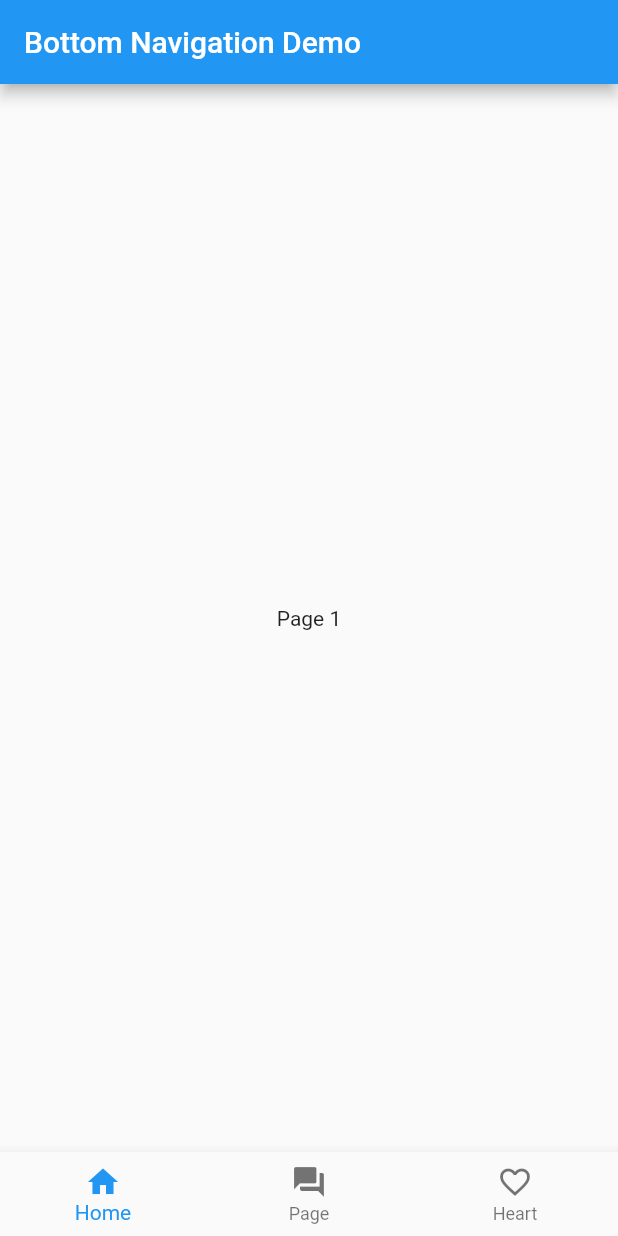
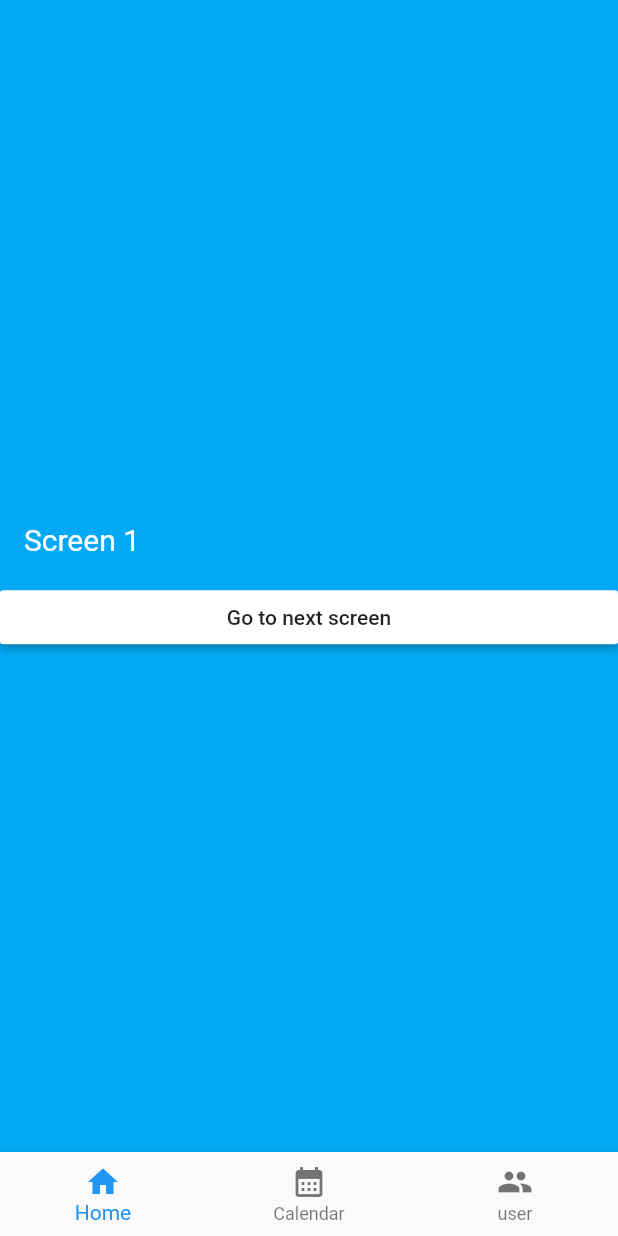
Before and after one commit to NoNamed-Flutter/Projects, a Flutter app: the screen it shows after launch, on a phone screen of 412 x 824 dp. Run offline on Flutter 3.47's test engine with Material 2 defaults, Android fonts, the phone set to English and light mode, and no system bars.

Commit message:
Maintain BottomNavigator
하위페이지 들어가도 유지

```diff
--- a/Bottom Navigation2/lib/main.dart
+++ b/Bottom Navigation2/lib/main.dart
@@ -3,32 +3,31 @@ import 'package:flutter/material.dart';
 void main() => runApp(MyApp());
 
 class MyApp extends StatelessWidget {
+  const MyApp({Key? key}) : super(key: key);
+
   @override
   Widget build(BuildContext context) {
     return MaterialApp(
-      debugShowCheckedModeBanner: false,
       title: 'Bottom Navigation Demo',
-      theme: ThemeData(
-        primarySwatch: Colors.blue,
-      ),
-      home: MyHomePage(),
+      home: MainPage(),
     );
   }
 }
 
-class MyHomePage extends StatefulWidget {
+class MainPage extends StatefulWidget {
+  const MainPage({Key? key}) : super(key: key);
+
   @override
-  _MyHomePageState createState() => _MyHomePageState();
+  State<MainPage> createState() => _MainPageState();
 }
 
-class _MyHomePageState extends State<MyHomePage> {
+class _MainPageState extends State<MainPage> {
   int _selectedIndex = 0;
-
-  static List<Widget> _pages = [
-    Page1(),
-    Page2(),
-    Page3(),
-  ];
+  // List<Widget> _widgetOption = <Widget>[
+  //   HomePage(),
+  //   CalenderPage(),
+  //   ProfilePage(),
+  // ];
 
   void _onItemTapped(int index) {
     setState(() {
@@ -36,73 +35,205 @@ class _MyHomePageState extends State<MyHomePage> {
     });
   }
 
+  Map<String, WidgetBuilder> _routeBuilders(BuildContext context, int index) {
+    return {
+      '/': (context) {
+        return [
+          HomePage(),
+          CalenderPage(),
+          ProfilePage(),
+        ].elementAt(index);
+      },
+    };
+  }
+
+  Widget _buildOffstageNavigator(int index) {
+    var routeBuilders = _routeBuilders(context, index);
+
+    return Offstage(
+      offstage: _selectedIndex != index,
+      child: Navigator(
+        onGenerateInitialRoutes: (navigator, initialRoute) {
+          return [
+            if (routeBuilders.containsKey(initialRoute))
+              MaterialPageRoute(
+                  builder: (context) => routeBuilders[initialRoute]!(context)),
+          ];
+        },
+      ),
+    );
+  }
+
   @override
   Widget build(BuildContext context) {
     return Scaffold(
-      appBar: AppBar(
-        title: Text('Bottom Navigation Demo'),
-      ),
-      body: _pages[_selectedIndex],
+      backgroundColor: Colors.white,
       bottomNavigationBar: BottomNavigationBar(
-        items: const <BottomNavigationBarItem>[
+        items: [
           BottomNavigationBarItem(
             icon: Icon(Icons.home),
             label: 'Home',
           ),
           BottomNavigationBarItem(
-            icon: Icon(Icons.question_answer),
-            label: 'Page',
+            icon: Icon(Icons.calendar_month),
+            label: 'Calendar',
           ),
           BottomNavigationBarItem(
-            icon: Icon(Icons.favorite_border),
-            label: 'Heart',
-          ),
+            icon: Icon(Icons.group),
+            label: 'user',
+          )
         ],
         currentIndex: _selectedIndex,
         onTap: _onItemTapped,
+      ),
+      body: Stack(
+        children: [
+          _buildOffstageNavigator(0),
+          _buildOffstageNavigator(1),
+          _buildOffstageNavigator(2),
+        ],
       ),
     );
   }
 }
 
-class Page1 extends StatefulWidget {
-  @override
-  _Page1State createState() => _Page1State();
-}
+class HomePage extends StatelessWidget {
+  const HomePage({Key? key}) : super(key: key);
 
-class _Page1State extends State<Page1> {
   @override
   Widget build(BuildContext context) {
-    return Center(
-      child: Text('Page 1'),
+    return Container(
+      color: Colors.lightBlue,
+      child: Column(
+        mainAxisAlignment: MainAxisAlignment.center,
+        crossAxisAlignment: CrossAxisAlignment.stretch,
+        children: <Widget>[
+          Container(
+            child: Text(
+              'Screen 1',
+              style: TextStyle(
+                color: Colors.white,
+                fontSize: 20,
+              ),
+            ),
+            margin: EdgeInsets.all(16),
+          ),
+          MaterialButton(
+            onPressed: () {
+              Navigator.push(
+                context,
+                MaterialPageRoute(
+                  builder: (context) => Screen2(),
+                ),
+              );
+            },
+            child: Text('Go to next screen'),
+            color: Colors.white,
+          ),
+        ],
+      ),
     );
   }
 }
 
-class Page2 extends StatefulWidget {
-  @override
-  _Page2State createState() => _Page2State();
-}
+class CalenderPage extends StatelessWidget {
+  const CalenderPage({Key? key}) : super(key: key);
 
-class _Page2State extends State<Page2> {
   @override
   Widget build(BuildContext context) {
-    return Center(
-      child: Text('Page 2'),
+    return Container(
+      color: Colors.red,
+      child: Column(
+        mainAxisAlignment: MainAxisAlignment.center,
+        crossAxisAlignment: CrossAxisAlignment.stretch,
+        children: <Widget>[
+          Container(
+            child: Text(
+              'Screen 2',
+              style: TextStyle(
+                color: Colors.white,
+                fontSize: 20,
+              ),
+            ),
+            margin: EdgeInsets.all(16),
+          ),
+          MaterialButton(
+            onPressed: () {
+              Navigator.push(
+                context,
+                MaterialPageRoute(
+                  builder: (context) => Screen2(),
+                ),
+              );
+            },
+            child: Text('Go to next screen'),
+            color: Colors.white,
+          ),
+        ],
+      ),
     );
   }
 }
 
-class Page3 extends StatefulWidget {
-  @override
-  _Page3State createState() => _Page3State();
-}
+class ProfilePage extends StatelessWidget {
+  const ProfilePage({Key? key}) : super(key: key);
 
-class _Page3State extends State<Page3> {
   @override
   Widget build(BuildContext context) {
-    return Center(
-      child: Text('Page 3'),
+    return Container(
+      color: Colors.green,
+      child: Column(
+        mainAxisAlignment: MainAxisAlignment.center,
+        crossAxisAlignment: CrossAxisAlignment.stretch,
+        children: <Widget>[
+          Container(
+            child: Text(
+              'Screen 3',
+              style: TextStyle(
+                color: Colors.white,
+                fontSize: 20,
+              ),
+            ),
+            margin: EdgeInsets.all(16),
+          ),
+        ],
+      ),
     );
   }
 }
+
+class Screen2 extends StatelessWidget {
+  const Screen2({Key? key}) : super(key: key);
+
+  @override
+  Widget build(BuildContext context) {
+    return Scaffold(
+      body: Container(
+        color: Colors.orange,
+        alignment: Alignment.center,
+        child: Column(
+          mainAxisAlignment: MainAxisAlignment.center,
+          children: <Widget>[
+            Container(
+              child: Text(
+                'InScreen',
+                style: TextStyle(
+                  color: Colors.white,
+                  fontSize: 20,
+                ),
+              ),
+              margin: EdgeInsets.all(16),
+            ),
+            MaterialButton(
+              onPressed: () {
+                Navigator.pop(context);
+              },
+              child: Text('Go Back'),
+              color: Colors.white,
+            )
+          ],
+        ),
+      ),
+    );
+  }
+}
```
